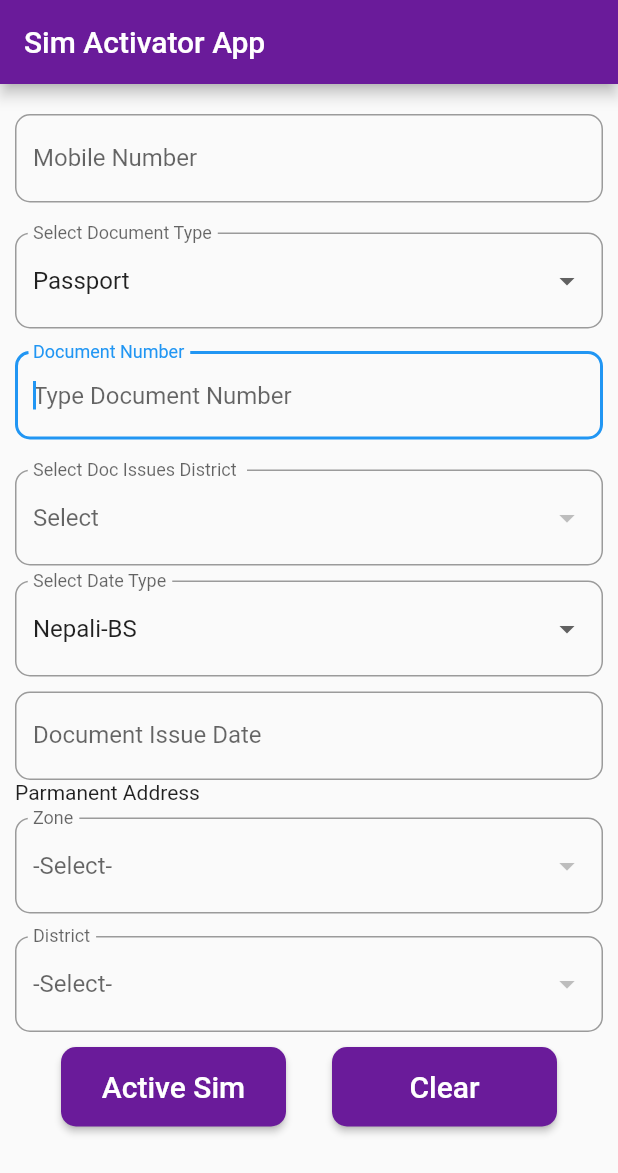
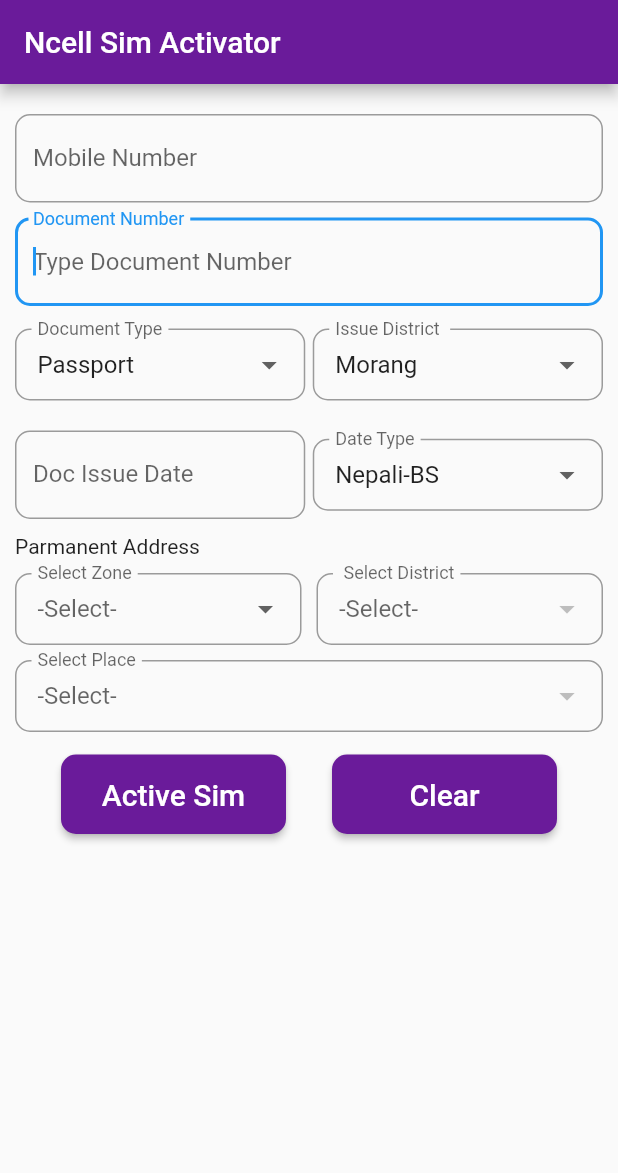
Before and after one commit to tulashiluniya/simactivator, a Flutter app: the screen it shows after launch, on a phone screen of 412 x 824 dp. Shown: the top 1173 px of the screen. Run offline on Flutter 3.47's test engine with Material 2 defaults, Android fonts, the phone set to English and light mode, and no system bars; missing offline and left inert: flutter_sms.

Commit message:
Redesigned Fields and parmanent address tested

```diff
--- a/lib/DropDown_Model.dart
+++ b/lib/DropDown_Model.dart
@@ -1,25 +1,21 @@
+class Localization {
+  final List<Zone> zone;
+  final List<District> district;
+  final List<Places> places;
 
-class Localization {
-  final List <Zone> zone;
-  final List <District> district;
-
-  Localization({this.zone, this.district});
+  Localization({this.zone, this.district, this.places});
 
   factory Localization.fromJson(Map<String, dynamic> json) {
     return Localization(
-
-
       zone: parseZone(json),
       district: parseDistrict(json),
-
+      places: parsePlaces(json),
     );
   }
 
-
   static List<Zone> parseZone(zoneJson) {
     var zlist = zoneJson['zone'] as List;
-    List<Zone> zoneList =
-      zlist.map((data) => Zone.fromJson(data)).toList();
+    List<Zone> zoneList = zlist.map((data) => Zone.fromJson(data)).toList();
     return zoneList;
   }
 
@@ -30,8 +26,12 @@ class Localization {
     return districtList;
   }
 
-
-
+  static List<Places> parsePlaces(placesJson) {
+    var plist = placesJson['places'] as List;
+    List<Places> placesList =
+        plist.map((data) => Places.fromJson(data)).toList();
+    return placesList;
+  }
 }
 
 class Zone {
@@ -40,10 +40,9 @@ class Zone {
 
   Zone({this.id, this.name});
 
-  factory Zone.fromJson(Map<String, dynamic> parsedJson){
+  factory Zone.fromJson(Map<String, dynamic> parsedJson) {
     return Zone(id: parsedJson['id'], name: parsedJson['name']);
   }
-
 }
 
 class District {
@@ -54,7 +53,24 @@ class District {
   District({this.id, this.name, this.zoneId});
 
   factory District.fromJson(Map<String, dynamic> parsedJson) {
-    return District(id: parsedJson['id'], name: parsedJson['name'],  zoneId: parsedJson['zone_id']);
+    return District(
+        id: parsedJson['id'],
+        name: parsedJson['name'],
+        zoneId: parsedJson['zone_id']);
   }
+}
 
+class Places {
+  final int id;
+  final String name;
+  final int districtId;
+
+  Places({this.id, this.name, this.districtId});
+
+  factory Places.fromJson(Map<String, dynamic> parsedJson) {
+    return Places(
+        id: parsedJson['id'],
+        name: parsedJson['name'],
+        districtId: parsedJson['district_id']);
+  }
 }
--- a/lib/SimActivation.dart
+++ b/lib/SimActivation.dart
@@ -1,9 +1,7 @@
 import 'dart:convert';
-
 import 'package:flutter/material.dart';
 import 'package:flutter/services.dart';
 import 'package:flutter_sms/flutter_sms.dart';
-
 import 'DropDown_Model.dart';
 
 class SimActivation extends StatefulWidget {
@@ -18,9 +16,14 @@ class _SimActivationState extends State<SimActivation> {
 
   List zoneList = List();
   List districtList = List();
-  List tempList = List();
+  List placesList = List();
+
+  List tempDistrictList = List();
+  List tempPlaceList = List();
+
   String _zone;
   String _district;
+  String _place;
 
   Future<String> loadStatesProvincesFromFile() async {
     return await rootBundle.loadString('json/address.json');
@@ -35,6 +38,7 @@ class _SimActivationState extends State<SimActivation> {
     setState(() {
       zoneList = places.zone;
       districtList = places.district;
+      placesList = places.places;
     });
   }
 
@@ -94,7 +98,6 @@ class _SimActivationState extends State<SimActivation> {
                   hintText: "Type Mobile Number",
                   border: OutlineInputBorder(
                       borderRadius: BorderRadius.all(Radius.circular(10.0)))),
-
               keyboardType: TextInputType.number,
               inputFormatters: <TextInputFormatter>[
                 LengthLimitingTextInputFormatter(10),
@@ -105,17 +108,42 @@ class _SimActivationState extends State<SimActivation> {
               onFieldSubmitted: (term) {
                 _fieldFocusChange(context, _numberFocus, _dateFocus);
               }),
+          SizedBox(
+            height: 10.0,
+          ),
+
+          TextFormField(
+            controller: docNumberControll,
+            decoration: InputDecoration(
+                labelText: "Document Number",
+                hintText: "Type Document Number",
+                border: OutlineInputBorder(
+                    borderRadius: BorderRadius.all(Radius.circular(10.0)))),
+            autofocus: true,
+            keyboardType: TextInputType.number,
+            inputFormatters: <TextInputFormatter>[
+              WhitelistingTextInputFormatter.digitsOnly,
+            ],
+            textInputAction: TextInputAction.next,
+          ),
 
           SizedBox(
-            height: 20.0,
+            height: 15.0,
           ),
 
           //Select Document Type Drop Down
-          DropdownButtonFormField<String>(
+          Row(
+            mainAxisAlignment: MainAxisAlignment.spaceBetween,
+            children: <Widget>[
+              Flexible(
+                flex: 2,
+                child: DropdownButtonFormField<String>(
                   decoration: InputDecoration(
-                labelText: "Select Document Type",
+                      contentPadding: EdgeInsets.fromLTRB(15, 5, 5, 5),
+                      labelText: "Document Type",
                       border: OutlineInputBorder(
-                    borderRadius: BorderRadius.all(Radius.circular(10.0)))),
+                          borderRadius:
+                              BorderRadius.all(Radius.circular(10.0)))),
                   items: _docTypeList.map((String dropdownString) {
                     return DropdownMenuItem<String>(
                         value: dropdownString, child: Text(dropdownString));
@@ -145,42 +173,24 @@ class _SimActivationState extends State<SimActivation> {
                   },
                   value: _currentSelectedDocType,
                 ),
-
-          SizedBox(
-            height: 15.0,
               ),
-
-          //Document Number Text Field
-          TextFormField(
-            controller: docNumberControll,
-            decoration: InputDecoration(
-                labelText: "Document Number",
-                hintText: "Type Document Number",
-                border: OutlineInputBorder(
-                    borderRadius: BorderRadius.all(Radius.circular(10.0)))),
-            autofocus: true,
-            keyboardType: TextInputType.number,
-            inputFormatters: <TextInputFormatter>[
-              WhitelistingTextInputFormatter.digitsOnly,
-            ],
-            textInputAction: TextInputAction.next,
-          ),
-
-          SizedBox(
-            height: 20.0,
-          ),
+              SizedBox(width: 5),
 
               // Document Issuing District  Drop Down
-          DropdownButtonFormField<String>(
+              Flexible(
+                flex: 2,
+                child: DropdownButtonFormField<String>(
+                  isExpanded: false,
                   decoration: InputDecoration(
-                labelText: "Select Doc Issues District ",
+                      contentPadding: EdgeInsets.fromLTRB(15, 5, 5, 5),
+                      labelText: "Issue District ",
                       hintText: "Select",
                       border: OutlineInputBorder(
-                    borderRadius: BorderRadius.all(Radius.circular(10.0)))),
+                          borderRadius:
+                              BorderRadius.all(Radius.circular(10.0)))),
                   items: districtList.map((item) {
                     return DropdownMenuItem<String>(
-                  value: item.name,
-                  child: Text(item.name));
+                        value: item.name, child: Text(item.name));
                   }).toList(),
                   onChanged: (String newValueSelected) {
                     setState(() {
@@ -189,13 +199,47 @@ class _SimActivationState extends State<SimActivation> {
                   },
                   value: _currentSelectedIssueDistrict,
                 ),
+              ),
+            ],
+          ),
+
+          //Document Number Text Field
+          SizedBox(
+            height: 10.0,
+          ),
 
           SizedBox(height: 10.0),
 
           //  Date Type Drop Down
-          DropdownButtonFormField<String>(
+          Row(
+            children: <Widget>[
+
+          //Document Issue Date Text Field
+          Flexible(flex: 2,
+                      child: TextFormField(
+              controller: dateControll,
               decoration: InputDecoration(
-                labelText: "Select Date Type",
+                  labelText: "Doc Issue Date",
+                  hintText: "YYYYMMDD",
+                  border: OutlineInputBorder(
+                      borderRadius: BorderRadius.all(Radius.circular(10.0)))),
+              keyboardType: TextInputType.number,
+              inputFormatters: <TextInputFormatter>[
+                LengthLimitingTextInputFormatter(8),
+                WhitelistingTextInputFormatter.digitsOnly,
+              ],
+              focusNode: _dateFocus,
+            ),
+          ),
+
+               SizedBox(width: 5,),
+
+              Flexible(
+                flex: 2,
+                              child: DropdownButtonFormField<String>(
+                  decoration: InputDecoration(
+                      contentPadding: EdgeInsets.fromLTRB(15, 5, 5, 5),
+                      labelText: "Date Type",
                       border: OutlineInputBorder(
                           borderRadius: BorderRadius.all(Radius.circular(10.0)))),
                   items: _issueDateTypeList.map((String dropdownIssueDate) {
@@ -219,79 +263,98 @@ class _SimActivationState extends State<SimActivation> {
                   },
                   value: _currentSelectedIssueDateType,
                 ),
-
-          SizedBox(height: 10.0),
-
-          //Document Issue Date Text Field
-          TextFormField(
-            controller: dateControll,
-            decoration: InputDecoration(
-                labelText: "Document Issue Date",
-                hintText: "YYYYMMDD(20531011)",
-                border: OutlineInputBorder(
-                    borderRadius: BorderRadius.all(Radius.circular(10.0)))),
-            keyboardType: TextInputType.number,
-            inputFormatters: <TextInputFormatter>[
-              LengthLimitingTextInputFormatter(8),
-              WhitelistingTextInputFormatter.digitsOnly,
+              ),
             ],
-            focusNode: _dateFocus,
           ),
 
+
           SizedBox(
-            child: Text("Parmanent Address"),
-            height: 25.0,
+            height: 10.0,
+          ),
+          Text("Parmanent Address"),
+          SizedBox(
+            height: 10.0,
           ),
 
           //Parmanent Address Drop down List
 
-          Column(
-
+          Row(
             mainAxisAlignment: MainAxisAlignment.spaceBetween,
             children: <Widget>[
-                //Dropdown Zone
-                DropdownButtonFormField(
-
+              Flexible(
+                flex: 2,
+                child: DropdownButtonFormField(
                   decoration: InputDecoration(
-                    labelText: "Zone",
+                      contentPadding: EdgeInsets.fromLTRB(15, 5, 5, 5),
+                      labelText: "Select Zone",
                       hintText: "-Select-",
                       border: OutlineInputBorder(
-
-
-                          borderRadius: BorderRadius.all(Radius.circular(10.0)))),
+                          borderRadius:
+                              BorderRadius.all(Radius.circular(10.0)))),
                   items: zoneList.map((item) {
                     return DropdownMenuItem(
                       child: Text(item.name),
                       value: item.id.toString(),
                     );
                   }).toList(),
-
-
                   onChanged: (String newValueSelected) {
                     setState(() {
                       _district = null;
-                      _zone= newValueSelected;
-                      tempList= districtList.where((x)=>x.zoneId.toString()==(_zone.toString())).toList();
-
-
+                      _zone = newValueSelected;
+                      tempDistrictList = districtList
+                          .where(
+                              (x) => x.zoneId.toString() == (_zone.toString()))
+                          .toList();
                     });
                   },
                   value: _zone,
                 ),
+              ),
               SizedBox(
-                  height: 15.0,
+                width: 10.0,
               ),
-
-
+              Flexible(
+                flex: 2,
+                child: DropdownButtonFormField(
+                  decoration: InputDecoration(
+                      contentPadding: EdgeInsets.fromLTRB(15, 5, 5, 5),
+                      labelText: " Select District",
+                      hintText: "-Select-",
+                      border: OutlineInputBorder(
+                          borderRadius:
+                              BorderRadius.all(Radius.circular(10.0)))),
+                  items: tempDistrictList.map((item) {
+                    return DropdownMenuItem<String>(
+                      value: item.id.toString(),
+                      child: Padding(
+                        padding: const EdgeInsets.fromLTRB(5.0, 5, 50, 5),
+                        child: Text(item.name),
+                      ),
+                    );
+                  }).toList(),
+                  onChanged: (String newValueSelected) {
+                    setState(() {
+                      this._district = newValueSelected;
+                      tempPlaceList = placesList
+                          .where((x) =>
+                              x.districtId.toString() == (_district.toString()))
+                          .toList();
+                    });
+                  },
+                  value: _district,
+                ),
+              ),
+            ],
+          ),
+          SizedBox(height: 10.0),
           DropdownButtonFormField(
             decoration: InputDecoration(
-                    labelText: "District",
+                contentPadding: EdgeInsets.fromLTRB(15, 5, 5, 5),
+                labelText: "Select Place",
                 hintText: "-Select-",
                 border: OutlineInputBorder(
                     borderRadius: BorderRadius.all(Radius.circular(10.0)))),
-
-
-                  items: tempList.map((item) {
+            items: tempPlaceList.map((item) {
               return DropdownMenuItem<String>(
                 value: item.id.toString(),
                 child: Text(item.name),
@@ -299,16 +362,14 @@ class _SimActivationState extends State<SimActivation> {
             }).toList(),
             onChanged: (String newValueSelected) {
               setState(() {
-                      this._district = newValueSelected;
+                this._place = newValueSelected;
               });
             },
-                  value: _district,
-                )
-              ],
-
+            value: _place,
           ),
-
-          SizedBox(height: 10.0),
+          SizedBox(
+            height: 15.0,
+          ),
 
           Row(
             mainAxisAlignment: MainAxisAlignment.spaceEvenly,
--- a/lib/main.dart
+++ b/lib/main.dart
@@ -1,8 +1,8 @@
 import 'package:flutter/material.dart';
+import 'package:simactivator/SimActivation.dart';
 
-import 'package:simactivator/SimActivation.dart';
 //Start Point of App
-void main()=> runApp(MyApp());
+void main() => runApp(MyApp());
 
 class MyApp extends StatelessWidget {
   const MyApp({Key key}) : super(key: key);
@@ -10,13 +10,11 @@ class MyApp extends StatelessWidget {
   @override
   Widget build(BuildContext context) {
     //returns Material Design for app
-    return  MaterialApp(
+    return MaterialApp(
       debugShowCheckedModeBanner: false,
-
-     theme: ThemeData(
-       primaryColor:  Color(0XFF6a1b9a),
-
-     ),
+      theme: ThemeData(
+        primaryColor: Color(0XFF6a1b9a),
+      ),
       home: HomePage(),
     );
   }
@@ -30,14 +28,11 @@ class HomePage extends StatefulWidget {
 class _HomePageState extends State<HomePage> {
   @override
   Widget build(BuildContext context) {
-  return Scaffold(
+    return Scaffold(
         appBar: AppBar(
-          title: Text("Sim Activator App"),
-
+          title: Text("Ncell Sim Activator"),
         ),
         //body of app
-        body:  SimActivation()
-
-      );
+        body: SimActivation());
   }
 }
```
Also changed, not shown: json/address.json (+28 -0 lines). Lines whose indentation alone changed are shown as unchanged.
